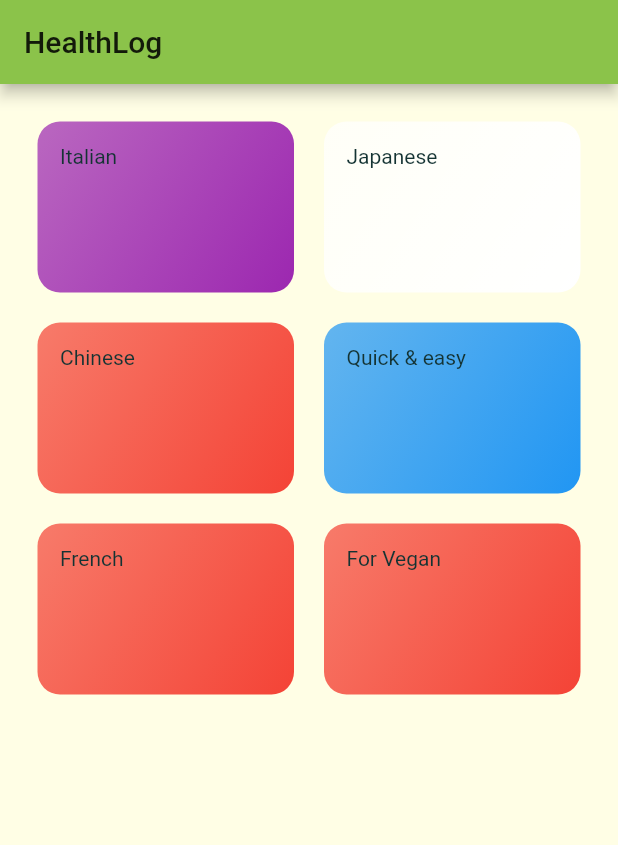
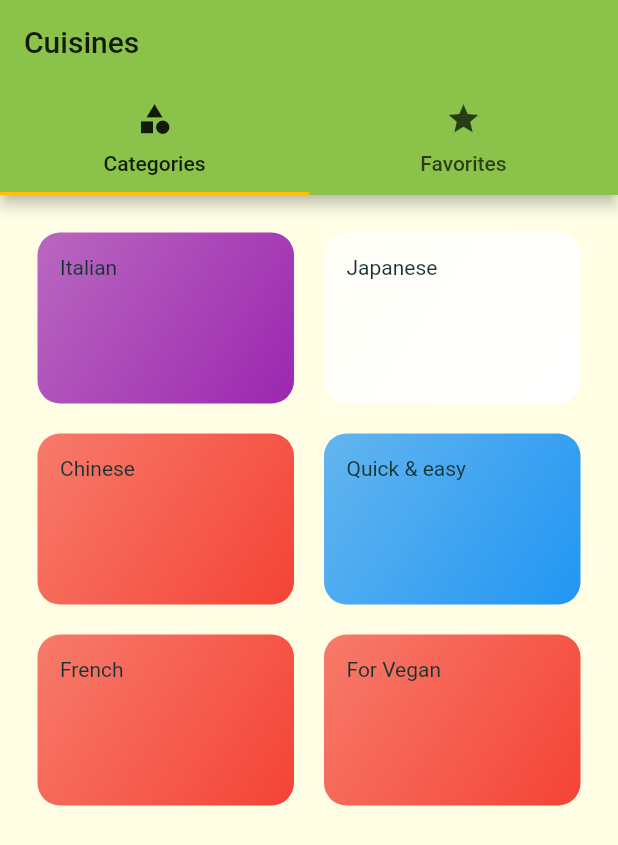
Before and after one commit to riy0/health_log, a Flutter app: the screen it shows after launch, on a phone screen of 412 x 824 dp. Shown: the top 845 px of the screen. Run offline on Flutter 3.47's test engine with Material 2 defaults, Android fonts, the phone set to English and light mode, and no system bars; Roboto replaces fonts that are missing (Raleway).

```diff
--- a/lib/categories_screen.dart
+++ /dev/null
@@ -1,31 +0,0 @@
-import 'package:flutter/material.dart';
-
-import './dummy_data.dart';
-import './category_item.dart';
-
-class CategoriesScreen extends StatelessWidget {
-  @override
-  Widget build(BuildContext context) {
-    return Scaffold(
-      appBar: AppBar(
-        title: const Text('HealthLog'),
-      ),
-      body: GridView(
-        padding: EdgeInsets.all(25),
-        children: DUMMY_CATEGORIES
-            .map((catData) => CategoryItem(
-                  catData.id,
-                  catData.title,
-                  catData.color,
-                ))
-            .toList(),
-        gridDelegate: SliverGridDelegateWithMaxCrossAxisExtent(
-          maxCrossAxisExtent: 200,
-          childAspectRatio: 3 / 2,
-          crossAxisSpacing: 20,
-          mainAxisSpacing: 20,
-        ),
-      ),
-    );
-  }
-}
--- a/lib/main.dart
+++ b/lib/main.dart
@@ -1,7 +1,9 @@
 import 'package:flutter/material.dart';
+import './screens/tabs_screen.dart';
+import './screens/cuisine_detail_screen.dart';
 
-import './category_cuisines_screen.dart';
-import './categories_screen.dart';
+import './screens/categories_screen.dart';
+import './screens/category_cuisines_screen.dart';
 
 void main() => runApp(MyApp());
 
@@ -26,8 +28,14 @@ class MyApp extends StatelessWidget {
       // home: CategoriesScreen(),
       initialRoute: '/',
       routes: {
-        '/': (ctx) => CategoriesScreen(),
+        '/': (ctx) => TabsScreen(),
         CategoryCuisinesScreen.routeName: (ctx) => CategoryCuisinesScreen(),
+        CuisineDetailScreen.routeName: (ctx) => CuisineDetailScreen(),
+      },
+      onUnknownRoute: (settings) {
+        return MaterialPageRoute(
+          builder: (ctx) => CategoriesScreen(),
+        );
       },
     );
   }
--- a/lib/models/cuisine.dart
+++ b/lib/models/cuisine.dart
@@ -6,7 +6,6 @@ enum Affordability {
   Affordable,
   Luxurious,
   Pricey,
-  Easy,
 }
 
 class Cuisine {
--- /dev/null
+++ b/lib/screens/categories_screen.dart
@@ -0,0 +1,26 @@
+import 'package:flutter/material.dart';
+
+import '../dummy_data.dart';
+import '../widgets/category_item.dart';
+
+class CategoriesScreen extends StatelessWidget {
+  @override
+  Widget build(BuildContext context) {
+    return GridView(
+      padding: EdgeInsets.all(25),
+      children: DUMMY_CATEGORIES
+          .map((catData) => CategoryItem(
+                catData.id,
+                catData.title,
+                catData.color,
+              ))
+          .toList(),
+      gridDelegate: SliverGridDelegateWithMaxCrossAxisExtent(
+        maxCrossAxisExtent: 200,
+        childAspectRatio: 3 / 2,
+        crossAxisSpacing: 20,
+        mainAxisSpacing: 20,
+      ),
+    );
+  }
+}
--- /dev/null
+++ b/lib/screens/tabs_screen.dart
@@ -0,0 +1,41 @@
+import 'package:flutter/material.dart';
+import './favorites_screen.dart';
+import './categories_screen.dart';
+
+class TabsScreen extends StatefulWidget {
+  @override
+  _TabsScreenState createState() => _TabsScreenState();
+}
+
+class _TabsScreenState extends State<TabsScreen> {
+  @override
+  Widget build(BuildContext context) {
+    return DefaultTabController(
+      length: 2,
+      // initialIndex: 0,
+      child: Scaffold(
+        appBar: AppBar(
+          title: Text('Cuisines'),
+          bottom: TabBar(
+            tabs: <Widget>[
+              Tab(
+                icon: Icon(Icons.category),
+                text: 'Categories',
+              ),
+              Tab(
+                icon: Icon(Icons.star),
+                text: 'Favorites',
+              ),
+            ],
+          ),
+        ),
+        body: TabBarView(
+          children: <Widget>[
+            CategoriesScreen(),
+            FavoritesScreen(),
+          ],
+        ),
+      ),
+    );
+  }
+}
--- a/lib/category_item.dart
+++ b/lib/widgets/category_item.dart
@@ -1,5 +1,5 @@
 import 'package:flutter/material.dart';
-import './category_cuisines_screen.dart';
+import '../screens/category_cuisines_screen.dart';
 
 class CategoryItem extends StatelessWidget {
   final String id;
```
Also changed, not shown: lib/dummy_data.dart (+39 -0 lines), lib/screens/category_cuisines_screen.dart (renamed from lib/category_cuisines_screen.dart, +9 -2 lines), lib/screens/cuisine_detail_screen.dart (added, +93 -0 lines), lib/screens/favorites_screen.dart (added, +10 -0 lines), lib/widgets/cuisine_item.dart (added, +124 -0 lines).
